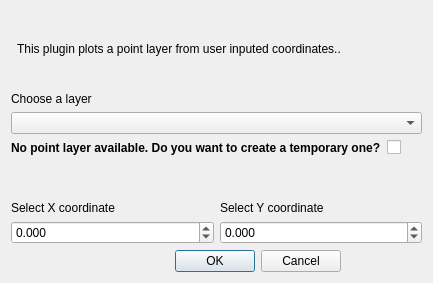
This is coordinate_plotter/Coordinate_Plotter_dialog_base.ui in ithompson3629/Coordinate_Plotter_QGIS_Plugin as Qt 5 draws it before an edit. The edited form follows.
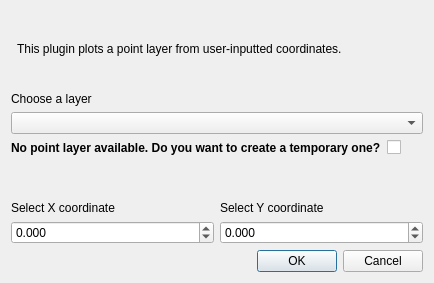
This is the edited form. Icons and pictures are not drawn. Custom widgets are drawn as their Qt base class.

Patch:
```diff
--- a/coordinate_plotter/Coordinate_Plotter_dialog_base.ui
+++ b/coordinate_plotter/Coordinate_Plotter_dialog_base.ui
@@ -32,16 +32,6 @@
    <property name="sizeConstraint">
     <enum>QLayout::SetFixedSize</enum>
    </property>
-   <item row="4" column="1">
-    <widget class="QDialogButtonBox" name="buttonBox">
-     <property name="orientation">
-      <enum>Qt::Horizontal</enum>
-     </property>
-     <property name="standardButtons">
-      <set>QDialogButtonBox::Cancel|QDialogButtonBox::Ok</set>
-     </property>
-    </widget>
-   </item>
    <item row="1" column="0" colspan="3">
     <layout class="QVBoxLayout" name="verticalLayout">
      <item>
@@ -166,7 +156,17 @@
    <item row="0" column="1">
     <widget class="QLabel" name="label_6">
      <property name="text">
-      <string>This plugin plots a point layer from user inputed coordinates..</string>
+      <string>This plugin plots a point layer from user-inputted coordinates.</string>
+     </property>
+    </widget>
+   </item>
+   <item row="4" column="1" colspan="2">
+    <widget class="QDialogButtonBox" name="buttonBox">
+     <property name="orientation">
+      <enum>Qt::Horizontal</enum>
+     </property>
+     <property name="standardButtons">
+      <set>QDialogButtonBox::Cancel|QDialogButtonBox::Ok</set>
      </property>
     </widget>
    </item>
```
